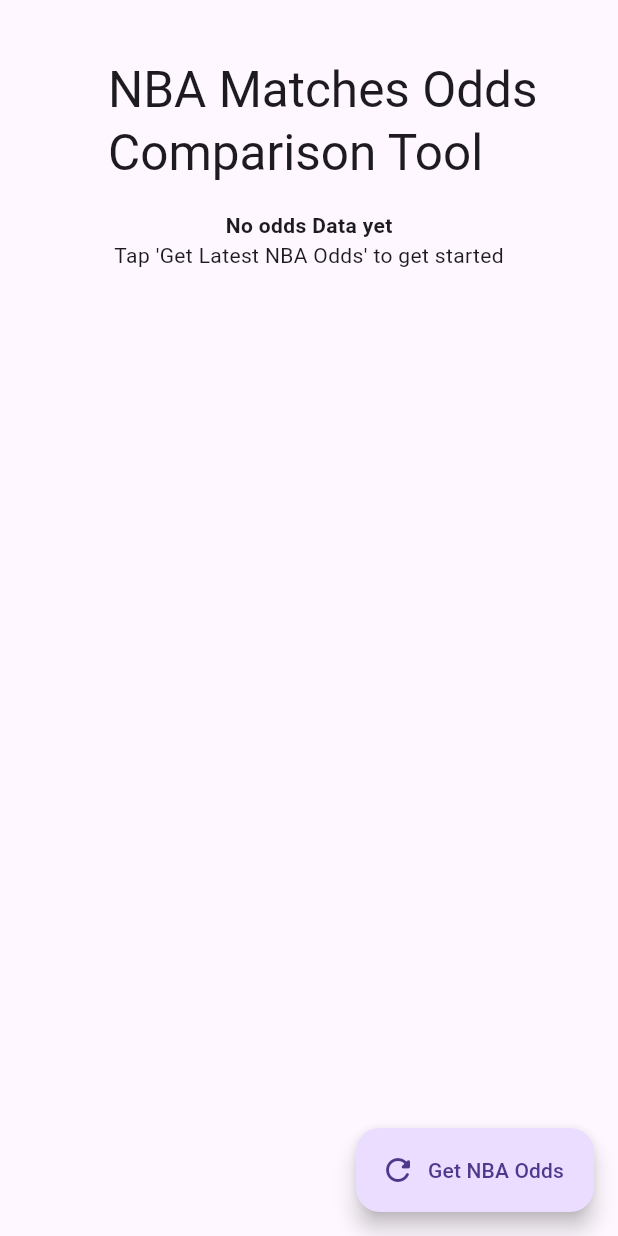
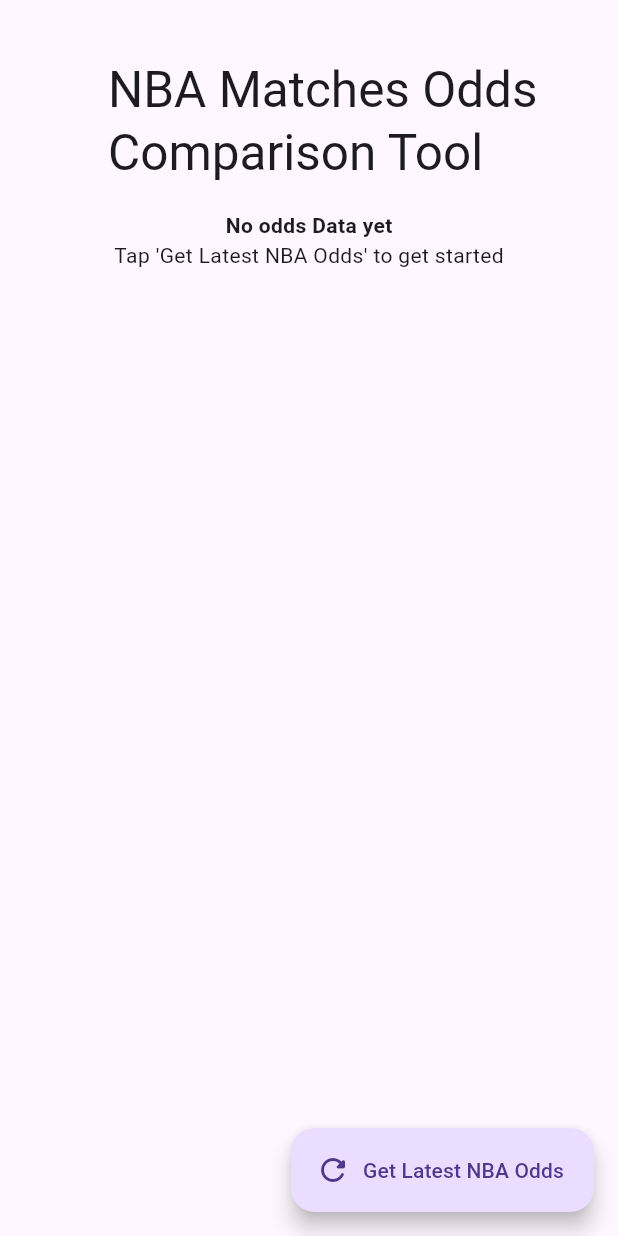
Before and after one commit to dom-castaneda/NBA-Odds-Comparison-Tool, a Flutter app: the screen it shows after launch, on a phone screen of 412 x 824 dp. Run offline on Flutter 3.47's test engine with Material 3 defaults, Android fonts, the phone set to English and light mode, and no system bars.

Commit message:
edited readme and some frontend

```diff
--- a/lib/screens/home_screen.dart
+++ b/lib/screens/home_screen.dart
@@ -65,7 +65,7 @@
         )
       )
       : const Icon(Icons.refresh_rounded),
-      label: Text(_isLoading ? "Loading,,,": "Get NBA Odds"),
+      label: Text(_isLoading ? "Loading,,,": "Get Latest NBA Odds"),
       )
     );
   }
```
Also changed, not shown: 1 other file.
